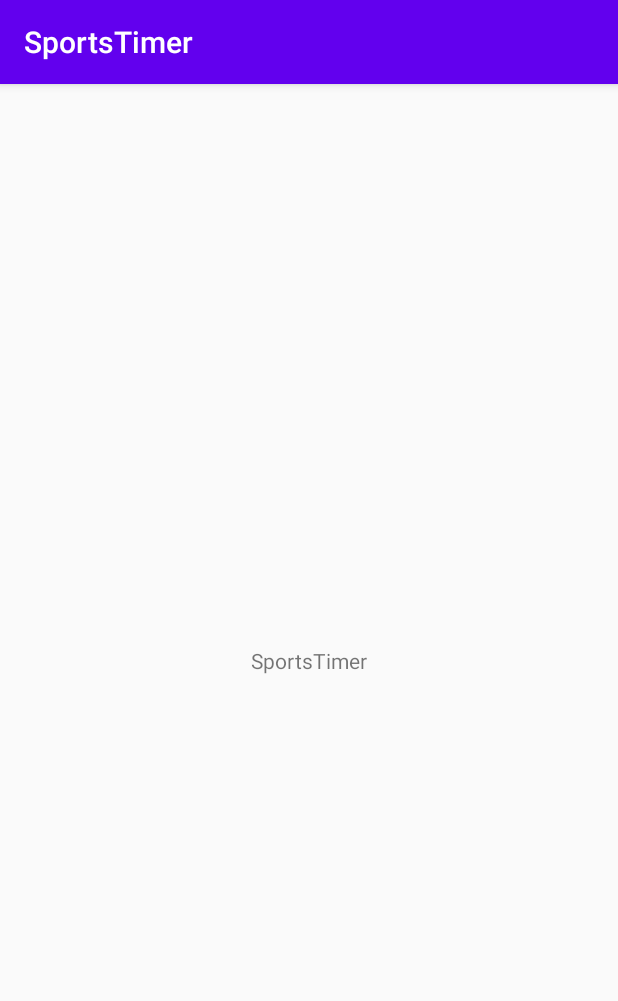
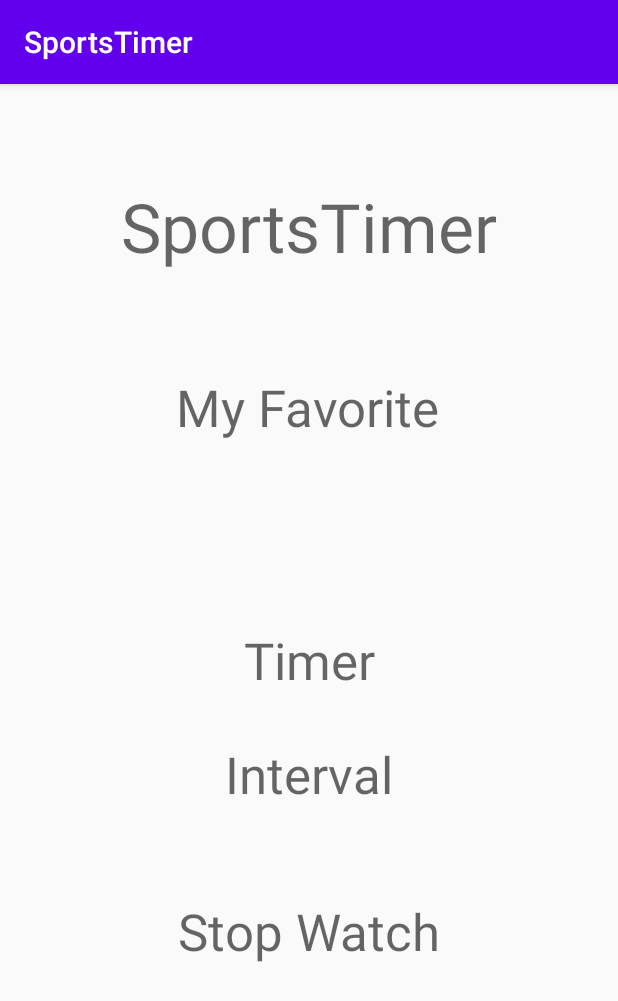
Before and after one commit to KUASE-AndroidDev2020/Project04, an Android app: the screen it shows after launch (MainActivity), on a phone screen of 412 x 824 dp. Shown: the top 1001 px of the screen. Run offline under Robolectric (Android 15) with nearby library versions, the light colour scheme and no system bars.

Commit message:
add button

```diff
--- a/app/src/main/res/layout/activity_main.xml
+++ b/app/src/main/res/layout/activity_main.xml
@@ -7,12 +7,65 @@
     tools:context=".MainActivity">
 
     <TextView
+        android:id="@+id/title"
         android:layout_width="wrap_content"
         android:layout_height="wrap_content"
         android:text="SportsTimer"
+        android:textAppearance="@style/TextAppearance.AppCompat.Display2"
         app:layout_constraintBottom_toBottomOf="parent"
+        app:layout_constraintEnd_toEndOf="parent"
         app:layout_constraintLeft_toLeftOf="parent"
         app:layout_constraintRight_toRightOf="parent"
+        app:layout_constraintStart_toStartOf="parent"
+        app:layout_constraintTop_toTopOf="parent"
+        app:layout_constraintVertical_bias="0.091" />
+
+    <TextView
+        android:id="@+id/Myfavorite"
+        android:layout_width="wrap_content"
+        android:layout_height="wrap_content"
+        android:text="My Favorite"
+        android:textAppearance="@style/TextAppearance.AppCompat.Display1"
+        app:layout_constraintBottom_toBottomOf="parent"
+        app:layout_constraintEnd_toEndOf="parent"
+        app:layout_constraintHorizontal_bias="0.497"
+        app:layout_constraintStart_toStartOf="parent"
+        app:layout_constraintTop_toTopOf="parent"
+        app:layout_constraintVertical_bias="0.267" />
+
+    <TextView
+        android:id="@+id/timer"
+        android:layout_width="wrap_content"
+        android:layout_height="wrap_content"
+        android:text="Timer"
+        android:textAppearance="@style/TextAppearance.AppCompat.Display1"
+        app:layout_constraintBottom_toBottomOf="parent"
+        app:layout_constraintEnd_toEndOf="parent"
+        app:layout_constraintStart_toStartOf="parent"
         app:layout_constraintTop_toTopOf="parent" />
 
+    <TextView
+        android:id="@+id/Interval"
+        android:layout_width="wrap_content"
+        android:layout_height="wrap_content"
+        android:text="Interval"
+        android:textAppearance="@style/TextAppearance.AppCompat.Display1"
+        app:layout_constraintBottom_toBottomOf="parent"
+        app:layout_constraintEnd_toEndOf="parent"
+        app:layout_constraintStart_toStartOf="parent"
+        app:layout_constraintTop_toTopOf="parent"
+        app:layout_constraintVertical_bias="0.605" />
+
+    <TextView
+        android:id="@+id/stopwatch"
+        android:layout_width="wrap_content"
+        android:layout_height="wrap_content"
+        android:text="Stop Watch"
+        android:textAppearance="@style/TextAppearance.AppCompat.Display1"
+        app:layout_constraintBottom_toBottomOf="parent"
+        app:layout_constraintEnd_toEndOf="parent"
+        app:layout_constraintStart_toStartOf="parent"
+        app:layout_constraintTop_toTopOf="parent"
+        app:layout_constraintVertical_bias="0.75" />
+
 </androidx.constraintlayout.widget.ConstraintLayout>
```
